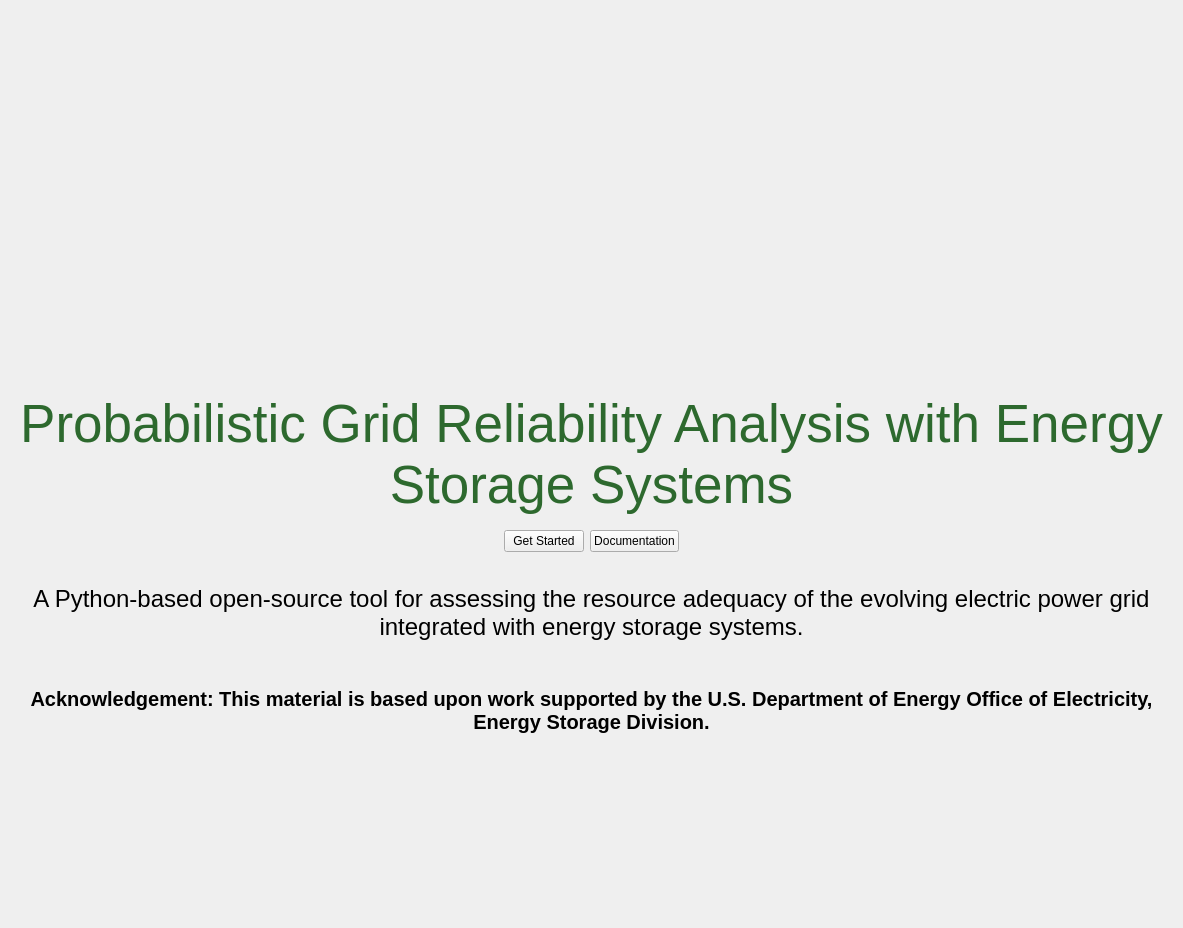
Before: the Qt Designer form progress/ui/forms/landing/landing.ui in sandialabs/snl-progress, drawn with Qt 5.
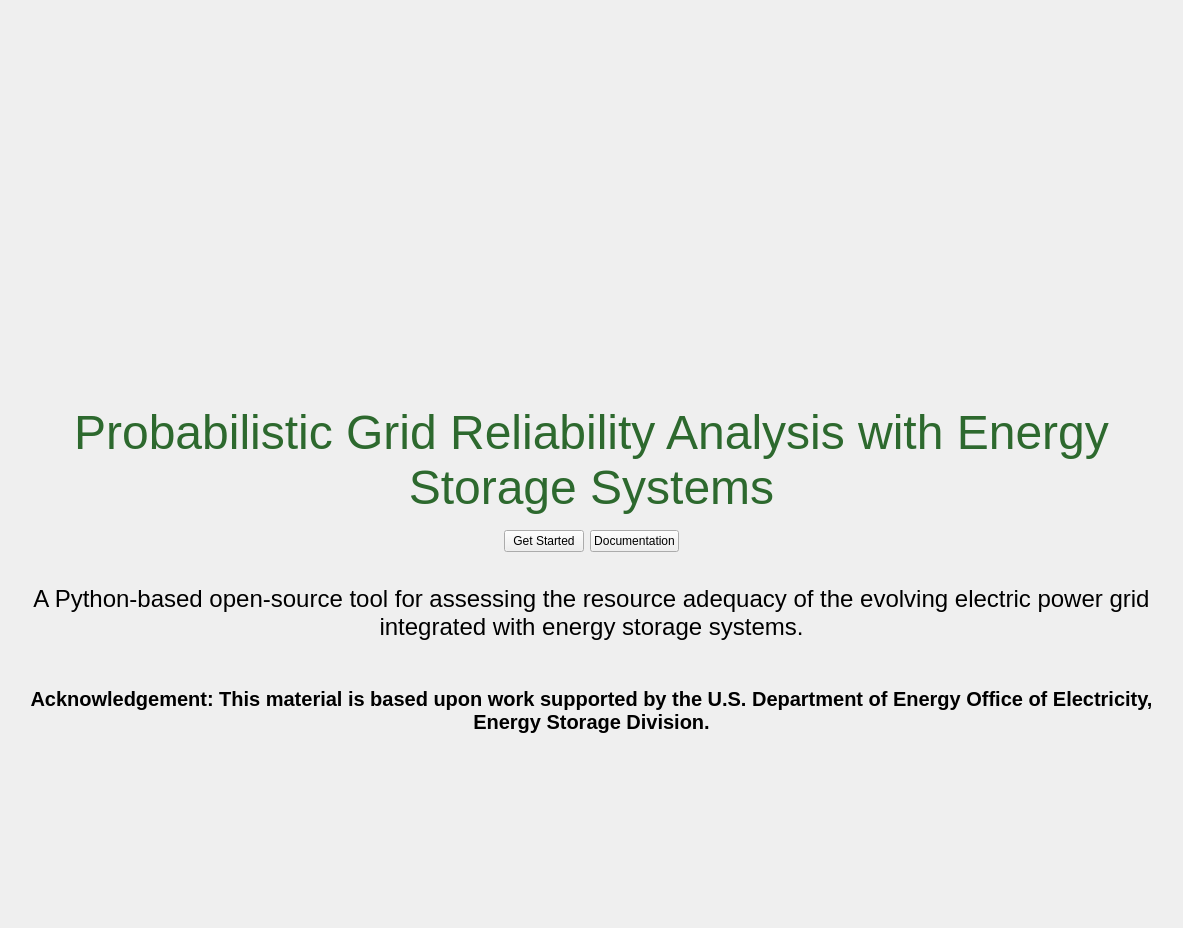
After: the same form once the commit is applied. Icons and pictures are not drawn.

```diff
--- a/progress/ui/forms/landing/landing.ui
+++ b/progress/ui/forms/landing/landing.ui
@@ -43,7 +43,7 @@
            <property name="maximumSize">
             <size>
              <width>1000</width>
-             <height>260</height>
+             <height>280</height>
             </size>
            </property>
            <property name="text">
@@ -101,7 +101,7 @@
         </property>
         <property name="font">
          <font>
-          <pointsize>40</pointsize>
+          <pointsize>36</pointsize>
          </font>
         </property>
         <property name="text">
```
